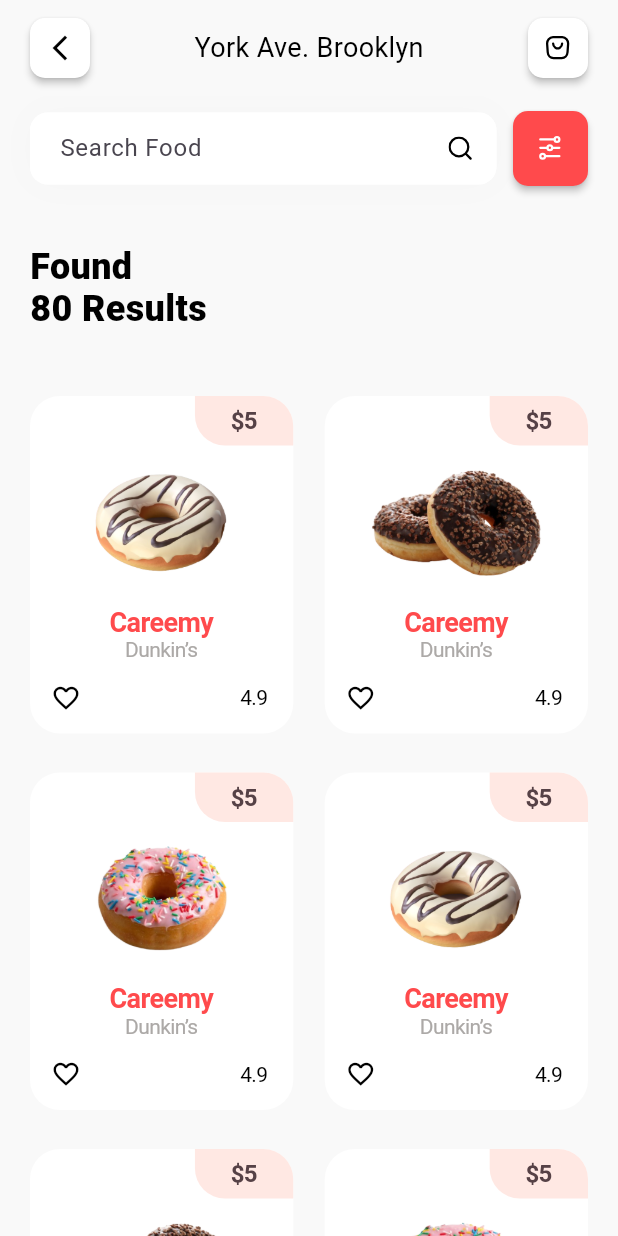
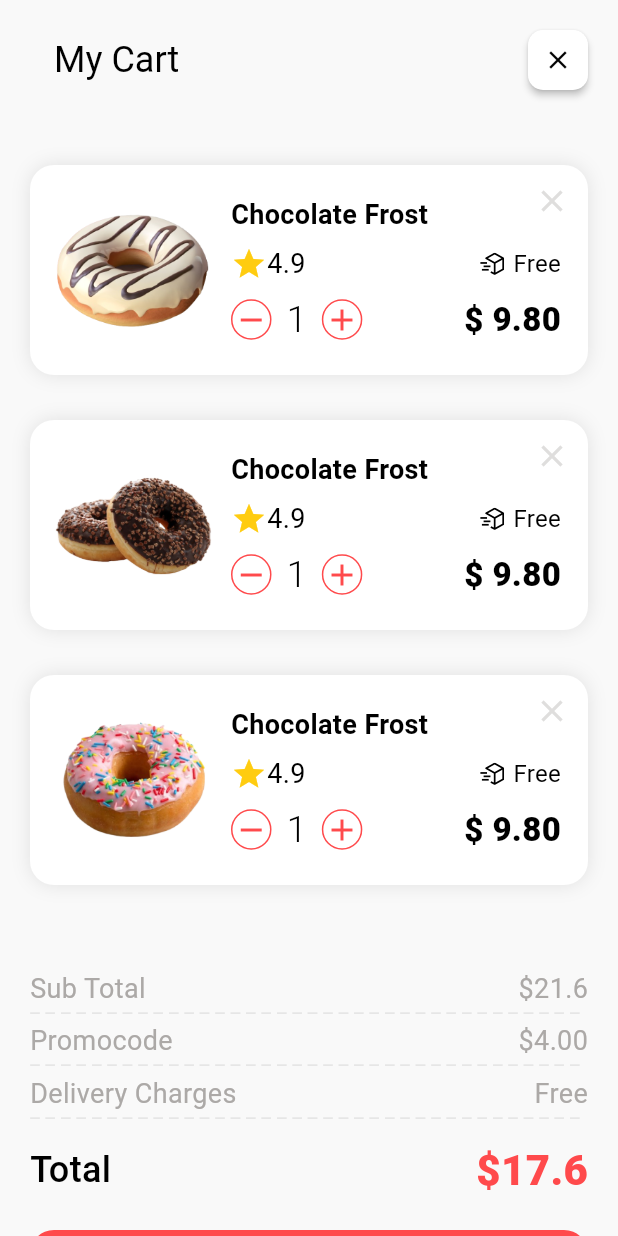
Before and after one commit to SharifboyMuminov/DonutDelightsApp, a Flutter app: the ProductsPage screen opened directly, after a tap on an icon or button, on a phone screen of 412 x 824 dp. Run offline on Flutter 3.47's test engine with Material 3 defaults, Android fonts, the phone set to English and light mode, and no system bars; our stand-ins replace flutter_svg.

Commit message:
add cart_page

```diff
--- /dev/null
+++ b/lib/pages/cart/cart_page.dart
@@ -0,0 +1,160 @@
+import 'package:donut_delights_app/extensions/context_extensions.dart';
+import 'package:donut_delights_app/pages/cart/widget/cart_item.dart';
+import 'package:flutter/material.dart';
+
+class CartPage extends StatefulWidget {
+  const CartPage({super.key});
+
+  @override
+  State<CartPage> createState() => _CartPageState();
+}
+
+class _CartPageState extends State<CartPage> {
+  final List<String> _imagePaths = [
+    "assets/images/careemy.png",
+    "assets/images/chocolate.png",
+    "assets/images/filled.png",
+  ];
+
+  @override
+  Widget build(BuildContext context) {
+    return Scaffold(
+      appBar: AppBar(
+        toolbarHeight: 80,
+        surfaceTintColor: Colors.transparent,
+        backgroundColor: Color(0xFFF9F9F9),
+        automaticallyImplyLeading: false,
+        centerTitle: false,
+        title: Padding(
+          padding: const EdgeInsets.only(left: 20),
+          child: Text(
+            "My Cart",
+            style: TextStyle(
+              fontSize: 24,
+              color: Colors.black,
+              fontWeight: FontWeight.w400,
+            ),
+          ),
+        ),
+        actions: [
+          SizedBox(
+            width: 40,
+            height: 40,
+            child: ElevatedButton(
+              onPressed: () {},
+              style: ElevatedButton.styleFrom(
+                padding: EdgeInsets.zero,
+                shape: RoundedRectangleBorder(
+                  borderRadius: BorderRadius.circular(10),
+                ),
+                backgroundColor: Colors.white,
+                elevation: 2,
+              ),
+              child: Icon(Icons.close, color: Colors.black, size: 20),
+            ),
+          ),
+          SizedBox(width: 20),
+        ],
+      ),
+      body: ListView(
+        physics: const BouncingScrollPhysics(
+          parent: AlwaysScrollableScrollPhysics(),
+        ),
+        padding: EdgeInsets.symmetric(horizontal: 20, vertical: 15),
+        children: [
+          ...List.generate(_imagePaths.length, (index) {
+            return CartItem(imagePath: _imagePaths[index]);
+          }),
+          SizedBox(height: 40),
+          _getRow("Sub Total", "\$21.6"),
+          _getRow("Promocode", "\$4.00"),
+          _getRow("Delivery Charges", "Free"),
+          SizedBox(height: 10),
+          Row(
+            mainAxisAlignment: MainAxisAlignment.spaceBetween,
+            children: [
+              Text(
+                "Total",
+                style: TextStyle(
+                  fontWeight: FontWeight.w500,
+                  fontSize: 24,
+                  color: Colors.black,
+                ),
+              ),
+              Text(
+                "\$17.6",
+                style: TextStyle(
+                  fontWeight: FontWeight.w800,
+                  fontSize: 28,
+                  color: Color(0xFFFF4A4C),
+                ),
+              ),
+            ],
+          ),
+          SizedBox(height: 20),
+
+          SafeArea(
+            child: SizedBox(
+              width: context.width,
+              child: TextButton(
+                style: TextButton.styleFrom(
+                  backgroundColor: Color(0xFFFF4A4C),
+                  padding: EdgeInsets.symmetric(vertical: 14),
+                  shape: RoundedRectangleBorder(
+                    borderRadius: BorderRadiusGeometry.circular(16),
+                  ),
+                ),
+                onPressed: () {},
+                child: Text(
+                  "Order",
+                  style: TextStyle(
+                    color: Colors.white,
+                    fontSize: 20,
+                    fontWeight: FontWeight.w700,
+                  ),
+                ),
+              ),
+            ),
+          ),
+        ],
+      ),
+    );
+  }
+
+  Widget _getRow(String titleOne, String titleTow) {
+    return Column(
+      children: [
+        SizedBox(height: 13),
+
+        Row(
+          mainAxisAlignment: MainAxisAlignment.spaceBetween,
+          children: [
+            Text(
+              titleOne,
+              style: TextStyle(
+                color: Color(0xFFACA9A7),
+                fontSize: 18,
+                fontWeight: FontWeight.w400,
+                height: 0.1,
+              ),
+            ),
+            Text(
+              titleTow,
+              style: TextStyle(
+                color: Color(0xFFACA9A7),
+                fontSize: 18,
+                fontWeight: FontWeight.w400,
+                height: 0.1,
+              ),
+            ),
+          ],
+        ),
+        Text(
+          "_ " * 100,
+          maxLines: 1,
+          style: TextStyle(color: Color(0xFFE6E6E6)),
+        ),
+      ],
+    );
+  }
+}
--- /dev/null
+++ b/lib/pages/cart/widget/cart_item.dart
@@ -0,0 +1,148 @@
+import 'package:donut_delights_app/extensions/context_extensions.dart';
+import 'package:flutter/material.dart';
+import 'package:flutter_svg/flutter_svg.dart';
+
+class CartItem extends StatelessWidget {
+  const CartItem({super.key, required this.imagePath});
+
+  final String imagePath;
+
+  @override
+  Widget build(BuildContext context) {
+    return Stack(
+      children: [
+        Container(
+          padding: EdgeInsets.only(left: 14, right: 18),
+          height: 140,
+          width: context.width,
+          margin: EdgeInsets.symmetric(vertical: 15),
+          decoration: BoxDecoration(
+            color: Colors.white,
+            borderRadius: BorderRadius.circular(16),
+            boxShadow: [BoxShadow(color: Colors.grey.shade300, blurRadius: 10)],
+          ),
+          child: Row(
+            children: [
+              Expanded(child: Image.asset(imagePath)),
+              SizedBox(width: 10),
+              Expanded(
+                flex: 2,
+                child: Padding(
+                  padding: const EdgeInsets.symmetric(vertical: 20),
+                  child: Column(
+                    mainAxisAlignment: MainAxisAlignment.spaceBetween,
+                    crossAxisAlignment: CrossAxisAlignment.start,
+                    children: [
+                      Text(
+                        "Chocolate Frost",
+                        style: TextStyle(
+                          color: Colors.black,
+                          fontWeight: FontWeight.w700,
+                          fontSize: 18,
+                        ),
+                      ),
+                      Row(
+                        children: [
+                          Icon(Icons.star, color: Color(0xFFFFCC10)),
+                          Text(
+                            "4.9",
+                            style: TextStyle(
+                              color: Colors.black,
+                              fontWeight: FontWeight.w400,
+                              fontSize: 18,
+                            ),
+                          ),
+                          Spacer(),
+                          SvgPicture.asset(
+                            "assets/icons/delivery.svg",
+                            colorFilter: ColorFilter.mode(
+                              Colors.black,
+                              BlendMode.srcIn,
+                            ),
+                          ),
+                          SizedBox(width: 6),
+                          Text(
+                            "Free",
+                            style: TextStyle(
+                              color: Colors.black,
+                              fontSize: 16,
+                              fontWeight: FontWeight.w400,
+                            ),
+                          ),
+                        ],
+                      ),
+                      Row(
+                        children: [
+                          SizedBox(
+                            width: 27,
+                            height: 27,
+                            child: IconButton(
+                              padding: EdgeInsets.zero,
+                              style: IconButton.styleFrom(
+                                side: BorderSide(
+                                  color: Color(0xFFFF4A4C),
+                                  width: 1,
+                                ),
+                                foregroundColor: Color(0xFFFF4A4C),
+                              ),
+                              onPressed: () {},
+                              icon: Icon(Icons.remove),
+                            ),
+                          ),
+                          SizedBox(width: 10),
+
+                          Text(
+                            "1",
+                            style: TextStyle(
+                              fontWeight: FontWeight.w300,
+                              fontSize: 24,
+                              color: Colors.black,
+                            ),
+                          ),
+                          SizedBox(width: 10),
+                          SizedBox(
+                            width: 27,
+                            height: 27,
+                            child: IconButton(
+                              padding: EdgeInsets.zero,
+                              style: IconButton.styleFrom(
+                                side: BorderSide(
+                                  color: Color(0xFFFF4A4C),
+                                  width: 1,
+                                ),
+                                foregroundColor: Color(0xFFFF4A4C),
+                              ),
+                              onPressed: () {},
+                              icon: Icon(Icons.add),
+                            ),
+                          ),
+                          Spacer(),
+                          Text(
+                            "\$ 9.80",
+                            style: TextStyle(
+                              color: Colors.black,
+                              fontWeight: FontWeight.w800,
+                              fontSize: 22,
+                            ),
+                          ),
+                        ],
+                      ),
+                    ],
+                  ),
+                ),
+              ),
+            ],
+          ),
+        ),
+        Positioned(
+          right: 0,
+          top: 15,
+          child: IconButton(
+            onPressed: () {},
+            icon: Icon(Icons.close, color: Color(0xFFDFDEDD)),
+          ),
+        ),
+      ],
+    );
+  }
+}
--- a/lib/pages/product/detail_product_page.dart
+++ b/lib/pages/product/detail_product_page.dart
@@ -1,4 +1,5 @@
 import 'package:donut_delights_app/extensions/context_extensions.dart';
+import 'package:donut_delights_app/pages/cart/cart_page.dart';
 import 'package:flutter/material.dart';
 import 'package:flutter_svg/flutter_svg.dart';
 
@@ -54,7 +55,16 @@ class _DetailProductPageState extends State<DetailProductPage> {
                       width: 40,
                       height: 40,
                       child: ElevatedButton(
-                        onPressed: () {},
+                        onPressed: () {
+                          Navigator.push(
+                            context,
+                            MaterialPageRoute(
+                              builder: (context) {
+                                return CartPage();
+                              },
+                            ),
+                          );
+                        },
                         style: ElevatedButton.styleFrom(
                           padding: EdgeInsets.zero,
                           shape: RoundedRectangleBorder(
--- a/lib/pages/product/widget/search_products_app_bar.dart
+++ b/lib/pages/product/widget/search_products_app_bar.dart
@@ -1,3 +1,4 @@
+import 'package:donut_delights_app/pages/cart/cart_page.dart';
 import 'package:flutter/material.dart';
 import 'package:flutter_svg/flutter_svg.dart';
 
@@ -50,7 +51,16 @@ class SearchProductsAppBar extends StatelessWidget {
               width: 40,
               height: 40,
               child: ElevatedButton(
-                onPressed: () {},
+                onPressed: () {
+                  Navigator.push(
+                    context,
+                    MaterialPageRoute(
+                      builder: (context) {
+                        return CartPage();
+                      },
+                    ),
+                  );
+                },
                 style: ElevatedButton.styleFrom(
                   padding: EdgeInsets.zero,
                   shape: RoundedRectangleBorder(
```
